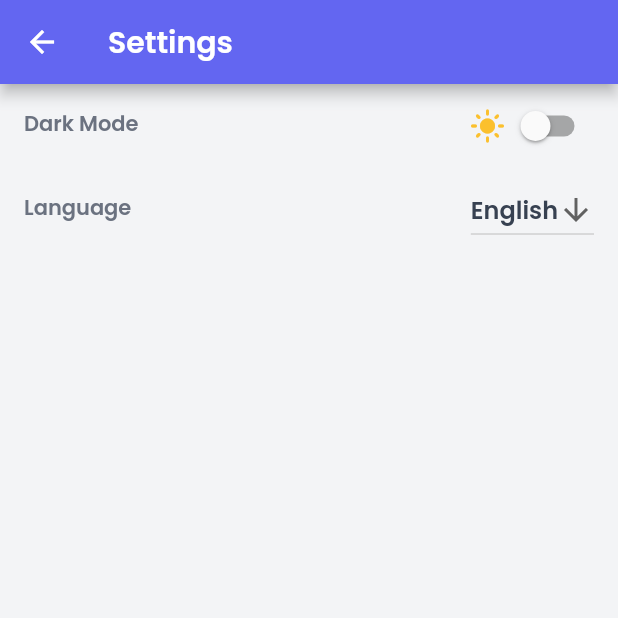
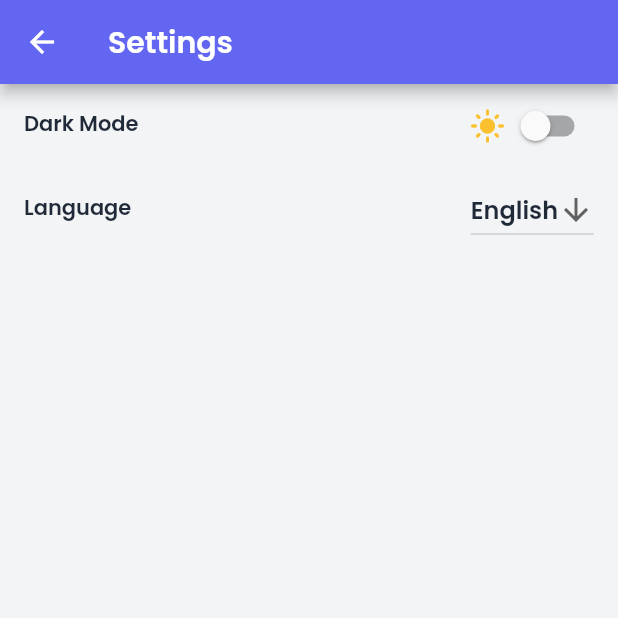
Before and after one commit to nzorkic/flutter_app_template, a Flutter app: the SettingsScreen screen opened by its route, on a phone screen of 412 x 824 dp, the top half of it. Run offline on Flutter 3.47's test engine with Material 2 defaults, Android fonts, the phone set to English and light mode, and no system bars; our stand-ins replace auto_route, easy_localization, flutter_riverpod, hive_flutter, hooks_riverpod; missing offline and left inert: ansicolor, flutter_displaymode, simple_logger; accounts and stored records are empty; statements that could not run were skipped.

Commit message:
Theme updates

```diff
--- a/lib/ui/screens/settings_screen.dart
+++ b/lib/ui/screens/settings_screen.dart
@@ -44,10 +44,14 @@ class SettingsScreen extends ConsumerWidget with UiLogger {
     var _localeSelector = DropdownButton(
       value: Constants.LOCALES[_currentLocale],
       icon: const Icon(Icons.arrow_downward),
+      dropdownColor: Theme.of(context).backgroundColor,
       items: LocaleUtils.getLocaleNames().map(
         (String lang) {
           return DropdownMenuItem(
-            child: Text(lang),
+            child: Text(
+              lang,
+              style: TextStyle(color: Theme.of(context).textTheme.bodyText2!.color),
+            ),
             value: lang,
           );
         },
```
Also changed, not shown: lib/application/theme.dart (+66 -43 lines).
